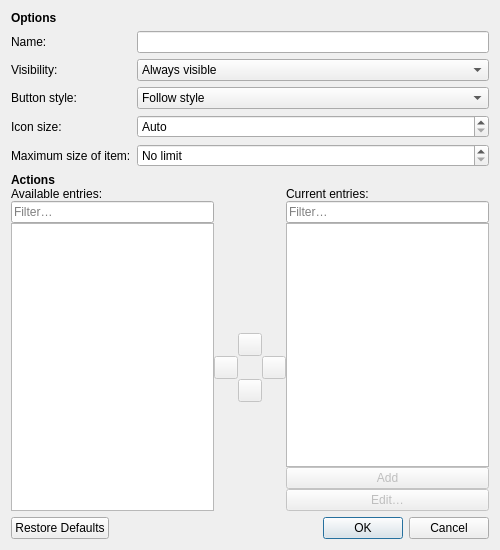
This is src/ui/ToolBarDialog.ui in OtterBrowser/otter-browser as Qt 5 draws it before an edit. The edited form follows.
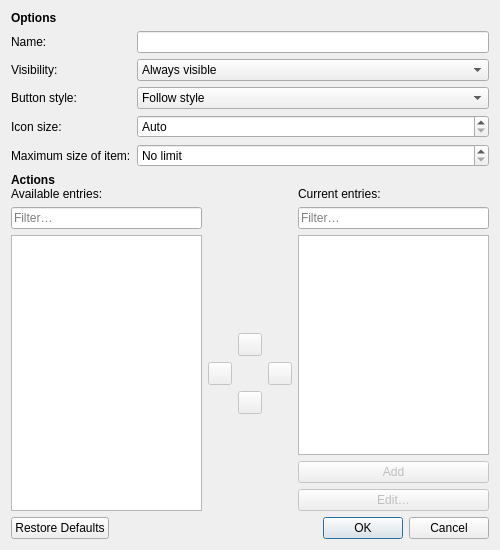
This is the edited form. Custom widgets are drawn as their Qt base class.

Patch:
```diff
--- a/src/ui/ToolBarDialog.ui
+++ b/src/ui/ToolBarDialog.ui
@@ -198,6 +198,9 @@
       </item>
       <item>
        <layout class="QGridLayout" name="gridLayout">
+        <property name="spacing">
+         <number>6</number>
+        </property>
         <item row="3" column="2">
          <layout class="QVBoxLayout" name="currentEntriesLayout">
           <item>
```
